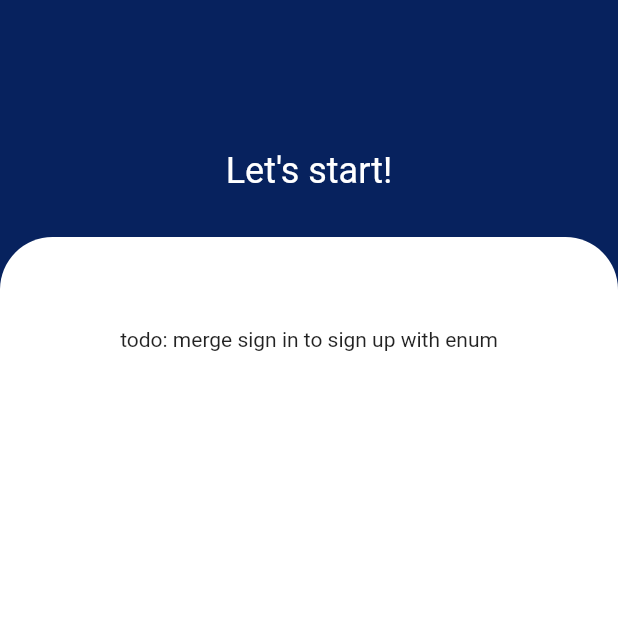
After one commit to Waelahmed99/Edudito, a Flutter app: the screen it shows after launch, after a tap on "Sign Up", on a phone screen of 412 x 824 dp, the top half of it. The commit adds this screen. Run offline on Flutter 3.47's test engine with Material 2 defaults, Android fonts, the phone set to English and light mode, and no system bars.

Commit message:
Creating sign-in | sign-up

```diff
--- /dev/null
+++ b/lib/pages/sign_up_page.dart
@@ -0,0 +1,48 @@
+import 'package:flutter/material.dart';
+
+class SignUpPage extends StatelessWidget {
+  @override
+  Widget build(BuildContext context) {
+    return Scaffold(
+      body: Container(
+        width: MediaQuery.of(context).size.width,
+        color: Color(0xff07225E),
+        child: Column(
+          crossAxisAlignment: CrossAxisAlignment.center,
+          children: [
+            SizedBox(height: 100),
+            Text(
+              'Let\'s start!',
+              style: TextStyle(
+                fontSize: 24,
+                color: Colors.white,
+              ),
+            ),
+            SizedBox(height: 30),
+            Expanded(child: _buildSignInForm(context)),
+          ],
+        ),
+      ),
+    );
+  }
+
+  Widget _buildSignInForm(context) {
+    return Container(
+      alignment: Alignment.center,
+      width: MediaQuery.of(context).size.width,
+      decoration: BoxDecoration(
+        color: Colors.white,
+        borderRadius: BorderRadius.only(
+          topRight: Radius.circular(35),
+          topLeft: Radius.circular(35),
+        ),
+      ),
+      child: Column(
+        children: [
+          SizedBox(height: 60),
+          Text('todo: merge sign in to sign up with enum'),
+        ],
+      ),
+    );
+  }
+}
--- a/lib/pages/welcome_page.dart
+++ b/lib/pages/welcome_page.dart
@@ -1,4 +1,6 @@
 import 'package:flutter/material.dart';
+import 'sign_in_page.dart';
+import 'sign_up_page.dart';
 
 class WelcomePage extends StatelessWidget {
   @override
@@ -55,14 +57,16 @@ class WelcomePage extends StatelessWidget {
                 mainAxisAlignment: MainAxisAlignment.spaceBetween,
                 children: [
                   _buildContainerButton(
+                    context,
                     text: 'Sign In',
                     color: Color(0xffF8DE44),
-                    onTap: null,
+                    navigatePage: SignInPage(),
                   ),
                   _buildContainerButton(
+                    context,
                     text: 'Sign Up',
                     color: Color(0xffffffff),
-                    onTap: null,
+                    navigatePage: SignUpPage(),
                   ),
                 ],
               )),
@@ -72,9 +76,12 @@ class WelcomePage extends StatelessWidget {
     );
   }
 
-  Widget _buildContainerButton({String text, Function onTap, Color color}) {
+  Widget _buildContainerButton(context,
+      {String text, var navigatePage, Color color}) {
     return GestureDetector(
-      onTap: onTap,
+      onTap: () => Navigator.of(context).push(MaterialPageRoute(
+        builder: (context) => navigatePage,
+      )),
       child: Container(
         padding: EdgeInsets.symmetric(horizontal: 42, vertical: 10),
         decoration: BoxDecoration(
```
Also changed, not shown: lib/pages/sign_in_page.dart (added, +48 -0 lines).
